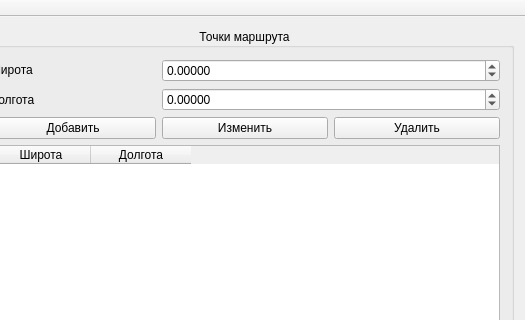
Before: the Qt Designer form mainwindow.ui in MikeGus/polyline, drawn with Qt 5; both pictures show x 580 to 1105 and y 0 to 320 of the 1105 by 586 pixel window.
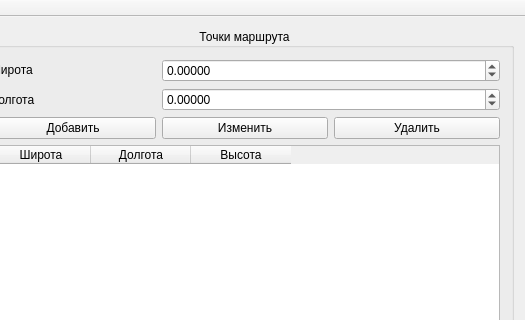
After: the same form once the commit is applied.

```diff
--- a/mainwindow.ui
+++ b/mainwindow.ui
@@ -185,6 +185,11 @@
            <string>Долгота</string>
           </property>
          </column>
+         <column>
+          <property name="text">
+           <string>Высота</string>
+          </property>
+         </column>
         </widget>
        </item>
       </layout>
```
